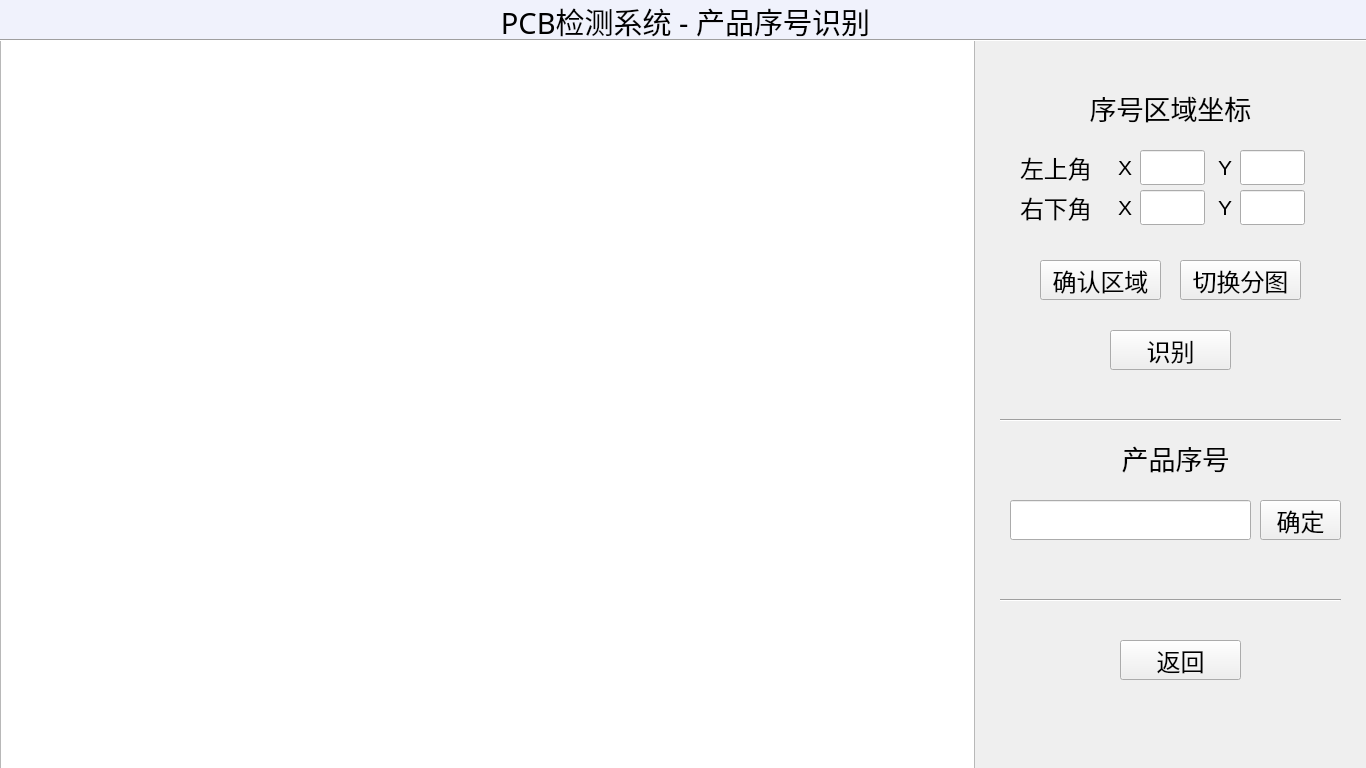
First picture: the form in PCBDetect/SerialNumberUI.ui, repository wenyuexin/PCBDetect, before the edit.
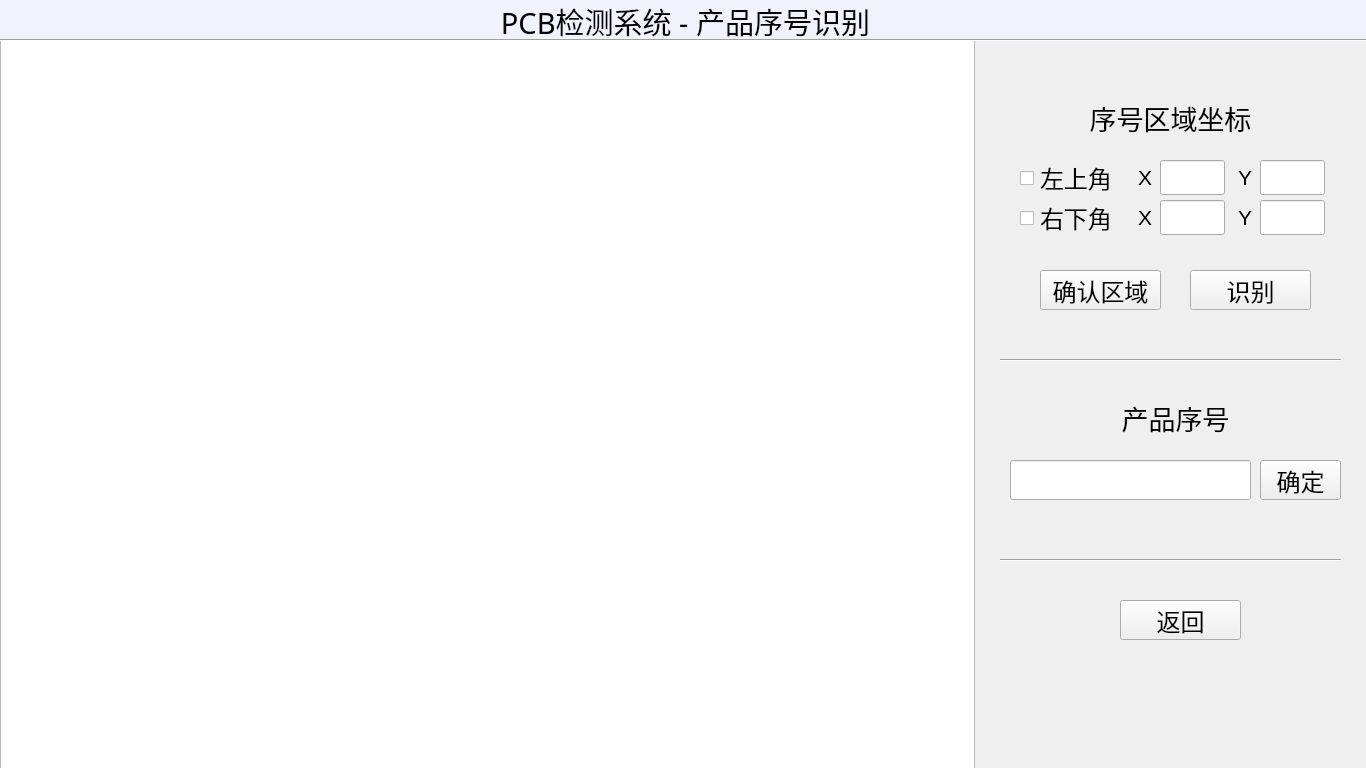
Second picture: the form after the edit.

```diff
--- a/PCBDetect/SerialNumberUI.ui
+++ b/PCBDetect/SerialNumberUI.ui
@@ -26,8 +26,8 @@
   <widget class="QLineEdit" name="lineEdit">
    <property name="geometry">
     <rect>
-     <x>1140</x>
-     <y>150</y>
+     <x>1160</x>
+     <y>160</y>
      <width>65</width>
      <height>35</height>
     </rect>
@@ -37,12 +37,15 @@
      <pointsize>16</pointsize>
     </font>
    </property>
+   <property name="alignment">
+    <set>Qt::AlignCenter</set>
+   </property>
   </widget>
   <widget class="QLabel" name="label">
    <property name="geometry">
     <rect>
      <x>1080</x>
-     <y>90</y>
+     <y>100</y>
      <width>181</width>
      <height>35</height>
     </rect>
@@ -64,8 +67,8 @@
   <widget class="QLineEdit" name="lineEdit_2">
    <property name="geometry">
     <rect>
-     <x>1240</x>
-     <y>150</y>
+     <x>1260</x>
+     <y>160</y>
      <width>65</width>
      <height>35</height>
     </rect>
@@ -75,12 +78,15 @@
      <pointsize>16</pointsize>
     </font>
    </property>
+   <property name="alignment">
+    <set>Qt::AlignCenter</set>
+   </property>
   </widget>
   <widget class="QLabel" name="label_3">
    <property name="geometry">
     <rect>
-     <x>1020</x>
-     <y>150</y>
+     <x>1040</x>
+     <y>160</y>
      <width>71</width>
      <height>35</height>
     </rect>
@@ -97,8 +103,8 @@
   <widget class="QLabel" name="label_4">
    <property name="geometry">
     <rect>
-     <x>1020</x>
-     <y>190</y>
+     <x>1040</x>
+     <y>200</y>
      <width>71</width>
      <height>35</height>
     </rect>
@@ -115,8 +121,8 @@
   <widget class="QLineEdit" name="lineEdit_3">
    <property name="geometry">
     <rect>
-     <x>1140</x>
-     <y>190</y>
+     <x>1160</x>
+     <y>200</y>
      <width>65</width>
      <height>35</height>
     </rect>
@@ -136,8 +142,8 @@
   <widget class="QLineEdit" name="lineEdit_4">
    <property name="geometry">
     <rect>
-     <x>1240</x>
-     <y>190</y>
+     <x>1260</x>
+     <y>200</y>
      <width>65</width>
      <height>35</height>
     </rect>
@@ -154,8 +160,8 @@
   <widget class="QLabel" name="label_5">
    <property name="geometry">
     <rect>
-     <x>1110</x>
-     <y>150</y>
+     <x>1130</x>
+     <y>160</y>
      <width>30</width>
      <height>35</height>
     </rect>
@@ -175,8 +181,8 @@
   <widget class="QLabel" name="label_6">
    <property name="geometry">
     <rect>
-     <x>1210</x>
-     <y>150</y>
+     <x>1230</x>
+     <y>160</y>
      <width>30</width>
      <height>35</height>
     </rect>
@@ -196,8 +202,8 @@
   <widget class="QLabel" name="label_7">
    <property name="geometry">
     <rect>
-     <x>1110</x>
-     <y>190</y>
+     <x>1130</x>
+     <y>200</y>
      <width>30</width>
      <height>35</height>
     </rect>
@@ -217,8 +223,8 @@
   <widget class="QLabel" name="label_8">
    <property name="geometry">
     <rect>
-     <x>1210</x>
-     <y>190</y>
+     <x>1230</x>
+     <y>200</y>
      <width>30</width>
      <height>35</height>
     </rect>
@@ -239,7 +245,7 @@
    <property name="geometry">
     <rect>
      <x>1040</x>
-     <y>260</y>
+     <y>270</y>
      <width>121</width>
      <height>40</height>
     </rect>
@@ -257,7 +263,7 @@
    <property name="geometry">
     <rect>
      <x>1000</x>
-     <y>410</y>
+     <y>350</y>
      <width>341</width>
      <height>20</height>
     </rect>
@@ -270,7 +276,7 @@
    <property name="geometry">
     <rect>
      <x>1110</x>
-     <y>440</y>
+     <y>400</y>
      <width>131</width>
      <height>35</height>
     </rect>
@@ -293,7 +299,7 @@
    <property name="geometry">
     <rect>
      <x>1010</x>
-     <y>500</y>
+     <y>460</y>
      <width>241</width>
      <height>40</height>
     </rect>
@@ -303,12 +309,15 @@
      <pointsize>16</pointsize>
     </font>
    </property>
+   <property name="alignment">
+    <set>Qt::AlignCenter</set>
+   </property>
   </widget>
   <widget class="QPushButton" name="pushButton_recognize">
    <property name="geometry">
     <rect>
-     <x>1110</x>
-     <y>330</y>
+     <x>1190</x>
+     <y>270</y>
      <width>121</width>
      <height>40</height>
     </rect>
@@ -326,7 +335,7 @@
    <property name="geometry">
     <rect>
      <x>1120</x>
-     <y>640</y>
+     <y>600</y>
      <width>121</width>
      <height>40</height>
     </rect>
@@ -340,29 +349,11 @@
     <string>返回</string>
    </property>
   </widget>
-  <widget class="QPushButton" name="pushButton_switchImage">
-   <property name="geometry">
-    <rect>
-     <x>1180</x>
-     <y>260</y>
-     <width>121</width>
-     <height>40</height>
-    </rect>
-   </property>
-   <property name="font">
-    <font>
-     <pointsize>18</pointsize>
-    </font>
-   </property>
-   <property name="text">
-    <string>切换分图</string>
-   </property>
-  </widget>
   <widget class="Line" name="line_3">
    <property name="geometry">
     <rect>
      <x>1000</x>
-     <y>590</y>
+     <y>550</y>
      <width>341</width>
      <height>20</height>
     </rect>
@@ -444,7 +435,7 @@
    <property name="geometry">
     <rect>
      <x>1260</x>
-     <y>500</y>
+     <y>460</y>
      <width>81</width>
      <height>40</height>
     </rect>
@@ -458,6 +449,32 @@
     <string>确定</string>
    </property>
   </widget>
+  <widget class="QCheckBox" name="checkBox_roi_tl">
+   <property name="geometry">
+    <rect>
+     <x>1020</x>
+     <y>170</y>
+     <width>16</width>
+     <height>16</height>
+    </rect>
+   </property>
+   <property name="text">
+    <string/>
+   </property>
+  </widget>
+  <widget class="QCheckBox" name="checkBox_roi_br">
+   <property name="geometry">
+    <rect>
+     <x>1020</x>
+     <y>210</y>
+     <width>16</width>
+     <height>16</height>
+    </rect>
+   </property>
+   <property name="text">
+    <string/>
+   </property>
+  </widget>
   <zorder>label_10</zorder>
   <zorder>graphicsView</zorder>
   <zorder>lineEdit</zorder>
```
Left out of the diff: 27 changed lines with no effect on the pictures.
